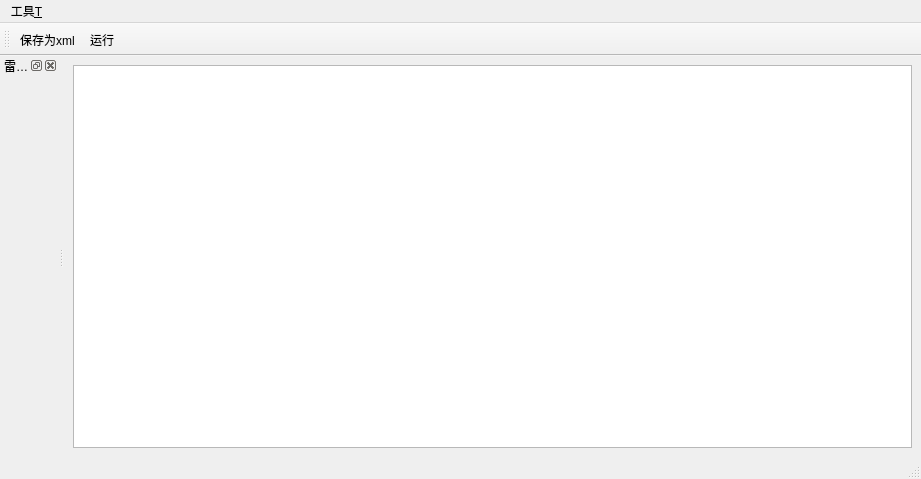
Qt form prototype_v0906/RadarPrototype/mainwindow_radar.ui (Tangzixia/Digital-Prototype) before a commit.
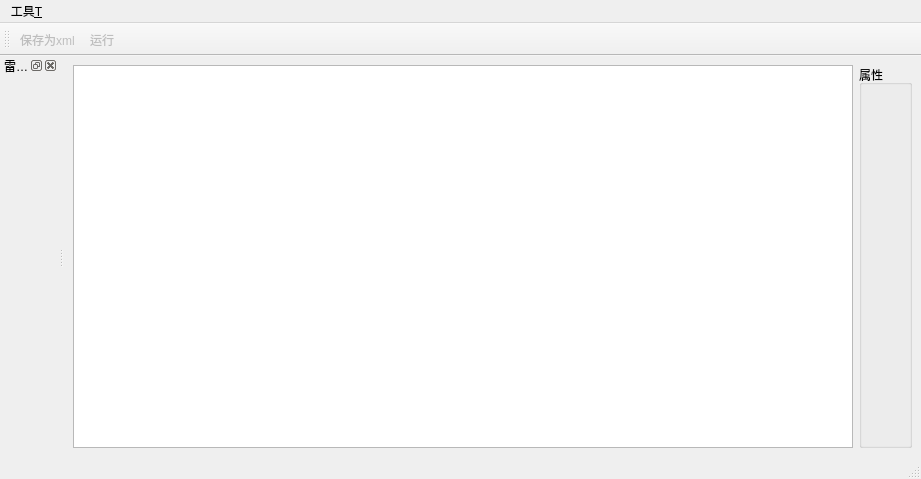
The same form after that commit. Icons and pictures are not drawn.

What changed in the file:
```diff
--- a/prototype_v0906/RadarPrototype/mainwindow_radar.ui
+++ b/prototype_v0906/RadarPrototype/mainwindow_radar.ui
@@ -25,6 +25,13 @@
       </property>
      </widget>
     </item>
+    <item>
+     <widget class="QGroupBox" name="groupBox">
+      <property name="title">
+       <string>属性</string>
+      </property>
+     </widget>
+    </item>
    </layout>
   </widget>
   <widget class="QMenuBar" name="menubar">
@@ -105,6 +112,9 @@
    </property>
   </action>
   <action name="actionsave">
+   <property name="enabled">
+    <bool>false</bool>
+   </property>
    <property name="icon">
     <iconset resource="../Res/res.qrc">
      <normaloff>:/img/save.png</normaloff>:/img/save.png</iconset>
@@ -114,6 +124,9 @@
    </property>
   </action>
   <action name="actionRunRadar">
+   <property name="enabled">
+    <bool>false</bool>
+   </property>
    <property name="icon">
     <iconset resource="../Res/res.qrc">
      <normaloff>:/img/runXml.png</normaloff>:/img/runXml.png</iconset>
```
Left out of the diff: 2 changed lines with no effect on the pictures.
